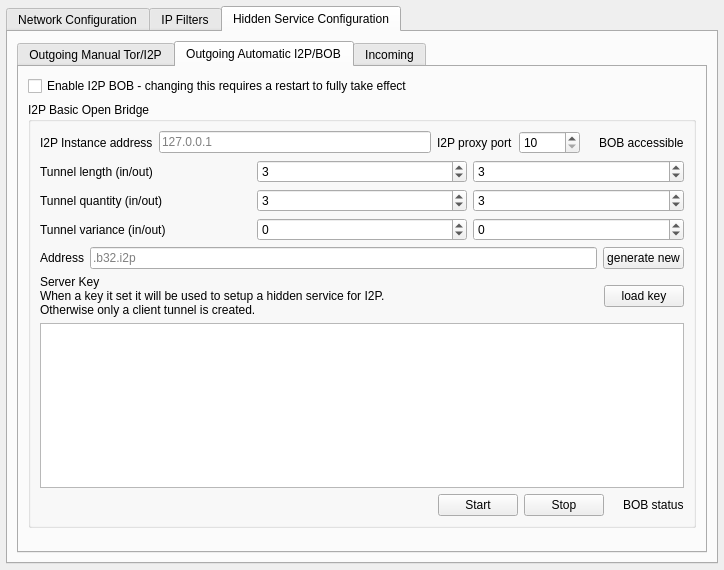
Qt form retroshare-gui/src/gui/settings/ServerPage.ui (RetroShare/RetroShare) before a commit.
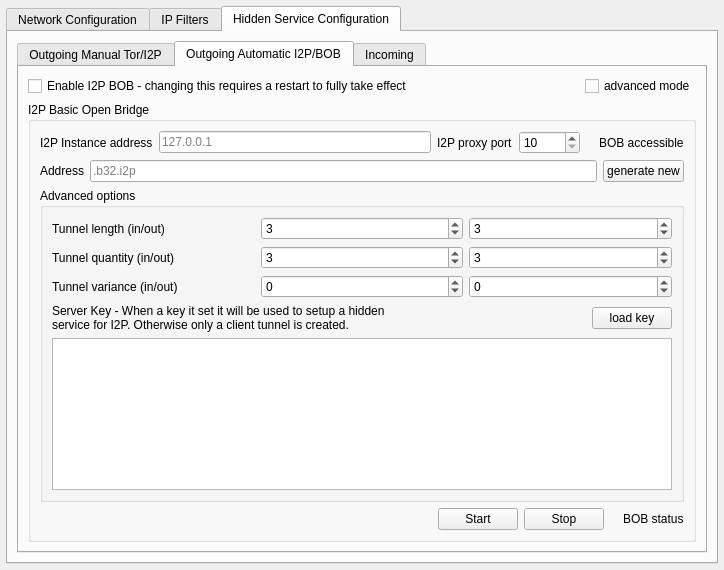
The same form after that commit. The open tabs and pages were chosen to show the change. Icons and pictures are not drawn.

Commit message: move tunnel settings into advanced menu

```diff
--- a/retroshare-gui/src/gui/settings/ServerPage.ui
+++ b/retroshare-gui/src/gui/settings/ServerPage.ui
@@ -961,6 +961,8 @@
           </attribute>
           <layout class="QVBoxLayout" name="verticalLayout_12">
            <item>
+            <layout class="QHBoxLayout" name="horizontalLayout_4">
+             <item>
             <widget class="QCheckBox" name="cb_enableBob">
              <property name="text">
               <string>Enable I2P BOB - changing this requires a restart to fully take effect</string>
@@ -968,6 +970,31 @@
             </widget>
            </item>
            <item>
+              <spacer name="horizontalSpacer_5">
+               <property name="orientation">
+                <enum>Qt::Horizontal</enum>
+               </property>
+               <property name="sizeHint" stdset="0">
+                <size>
+                 <width>40</width>
+                 <height>20</height>
+                </size>
+               </property>
+              </spacer>
+             </item>
+             <item>
+              <widget class="QCheckBox" name="cbBobAdvanced">
+               <property name="statusTip">
+                <string>enableds advanced settings</string>
+               </property>
+               <property name="text">
+                <string>advanced mode</string>
+               </property>
+              </widget>
+             </item>
+            </layout>
+           </item>
+           <item>
             <widget class="QGroupBox" name="gbBob">
              <property name="title">
               <string>I2P Basic Open Bridge</string>
@@ -1049,6 +1076,58 @@
                </layout>
               </item>
               <item>
+               <layout class="QHBoxLayout" name="horizontalLayout_14">
+                <item>
+                 <widget class="QLabel" name="label_19">
+                  <property name="sizePolicy">
+                   <sizepolicy hsizetype="Maximum" vsizetype="Preferred">
+                    <horstretch>0</horstretch>
+                    <verstretch>0</verstretch>
+                   </sizepolicy>
+                  </property>
+                  <property name="text">
+                   <string>Address</string>
+                  </property>
+                 </widget>
+                </item>
+                <item>
+                 <widget class="QLineEdit" name="leBobB32Addr">
+                  <property name="sizePolicy">
+                   <sizepolicy hsizetype="Preferred" vsizetype="Fixed">
+                    <horstretch>0</horstretch>
+                    <verstretch>0</verstretch>
+                   </sizepolicy>
+                  </property>
+                  <property name="placeholderText">
+                   <string>.b32.i2p</string>
+                  </property>
+                 </widget>
+                </item>
+                <item>
+                 <widget class="QPushButton" name="pbBobGenAddr">
+                  <property name="sizePolicy">
+                   <sizepolicy hsizetype="Maximum" vsizetype="Fixed">
+                    <horstretch>0</horstretch>
+                    <verstretch>0</verstretch>
+                   </sizepolicy>
+                  </property>
+                  <property name="text">
+                   <string>generate new</string>
+                  </property>
+                 </widget>
+                </item>
+               </layout>
+              </item>
+              <item>
+               <widget class="QGroupBox" name="gbBobAdvanced">
+                <property name="enabled">
+                 <bool>true</bool>
+                </property>
+                <property name="title">
+                 <string>Advanced options</string>
+                </property>
+                <layout class="QVBoxLayout" name="verticalLayout_8">
+                 <item>
                <layout class="QVBoxLayout" name="verticalLayout_7">
                 <item>
                  <layout class="QHBoxLayout" name="horizontalLayout_13">
@@ -1190,57 +1269,20 @@
                 </item>
                </layout>
               </item>
-              <item>
-               <layout class="QHBoxLayout" name="horizontalLayout_14">
-                <item>
-                 <widget class="QLabel" name="label_19">
-                  <property name="sizePolicy">
-                   <sizepolicy hsizetype="Maximum" vsizetype="Preferred">
-                    <horstretch>0</horstretch>
-                    <verstretch>0</verstretch>
-                   </sizepolicy>
-                  </property>
-                  <property name="text">
-                   <string>Address</string>
-                  </property>
-                 </widget>
-                </item>
-                <item>
-                 <widget class="QLineEdit" name="leBobB32Addr">
-                  <property name="sizePolicy">
-                   <sizepolicy hsizetype="Preferred" vsizetype="Fixed">
-                    <horstretch>0</horstretch>
-                    <verstretch>0</verstretch>
-                   </sizepolicy>
-                  </property>
-                  <property name="placeholderText">
-                   <string>.b32.i2p</string>
-                  </property>
-                 </widget>
-                </item>
-                <item>
-                 <widget class="QPushButton" name="pbBobGenAddr">
-                  <property name="sizePolicy">
-                   <sizepolicy hsizetype="Maximum" vsizetype="Fixed">
-                    <horstretch>0</horstretch>
-                    <verstretch>0</verstretch>
-                   </sizepolicy>
-                  </property>
-                  <property name="text">
-                   <string>generate new</string>
-                  </property>
-                 </widget>
-                </item>
-               </layout>
-              </item>
               <item>
                <layout class="QVBoxLayout" name="verticalLayout_13">
                 <item>
                  <layout class="QHBoxLayout" name="horizontalLayout_25">
                   <item>
                    <widget class="QLabel" name="label_20">
+                       <property name="sizePolicy">
+                        <sizepolicy hsizetype="Preferred" vsizetype="Preferred">
+                         <horstretch>0</horstretch>
+                         <verstretch>0</verstretch>
+                        </sizepolicy>
+                       </property>
                     <property name="text">
-                     <string>&lt;html&gt;&lt;head/&gt;&lt;body&gt;&lt;p&gt;Server Key&lt;br/&gt;When a key it set it will be used to setup a hidden service for I2P.&lt;br/&gt;Otherwise only a client tunnel is created.&lt;/p&gt;&lt;/body&gt;&lt;/html&gt;</string>
+                        <string>&lt;html&gt;&lt;head/&gt;&lt;body&gt;&lt;p&gt;Server Key - When a key it set it will be used to setup a hidden&lt;br/&gt;service for I2P. Otherwise only a client tunnel is created.&lt;/p&gt;&lt;/body&gt;&lt;/html&gt;</string>
                     </property>
                    </widget>
                   </item>
@@ -1283,6 +1325,9 @@
                  </widget>
                 </item>
                </layout>
+                 </item>
+                </layout>
+               </widget>
               </item>
               <item>
                <layout class="QHBoxLayout" name="horizontalLayout_24">
```
Lines whose indentation alone changed are shown as unchanged. The commit also changes 2 other files.
